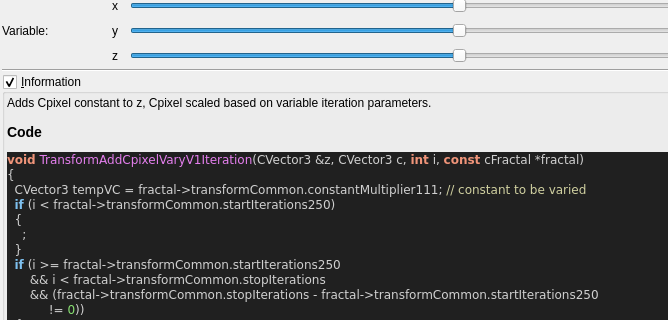
The window that mandelbulber2/qt_data/fractal_transf_add_cpixel_vary_v1.ui (buddhi1980/mandelbulber2) describes before a commit, drawn with Qt 5; both pictures show x 0 to 668 and y 108 to 428 of the 880 by 799 pixel window.
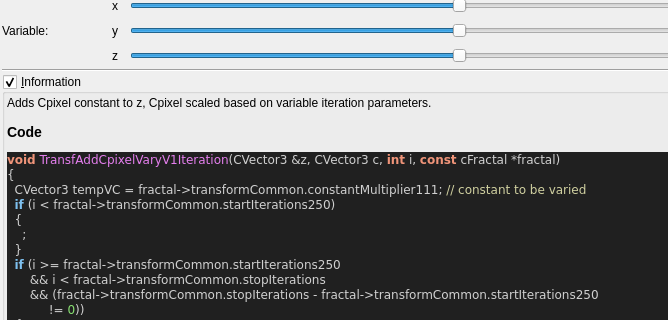
The same window after the commit. Custom widgets are drawn as their Qt base class.

```diff
--- a/mandelbulber2/qt_data/fractal_transf_add_cpixel_vary_v1.ui
+++ b/mandelbulber2/qt_data/fractal_transf_add_cpixel_vary_v1.ui
@@ -490,7 +490,7 @@
 &lt;/table&gt;
 &lt;h3&gt;Code&lt;/h3&gt;
 &lt;body style=&quot;background-color:#202020&quot;&gt;
-&lt;pre style=&quot;color:#d0d0d0; background-color:#202020;  font-family:'Courier New',monospace;&quot;&gt;&lt;span style=&quot;color:#f09479; font-weight:bold&quot;&gt;void&lt;/span&gt; &lt;span style=&quot;color:#e47eed&quot;&gt;TransformAddCpixelVaryV1Iteration&lt;/span&gt;&lt;span style=&quot;color:#d0d0d0&quot;&gt;(&lt;/span&gt;CVector3 &lt;span style=&quot;color:#d0d0d0&quot;&gt;&amp;amp;&lt;/span&gt;z&lt;span style=&quot;color:#d0d0d0&quot;&gt;,&lt;/span&gt; CVector3 c&lt;span style=&quot;color:#d0d0d0&quot;&gt;,&lt;/span&gt; &lt;span style=&quot;color:#f09479; font-weight:bold&quot;&gt;int&lt;/span&gt; i&lt;span style=&quot;color:#d0d0d0&quot;&gt;,&lt;/span&gt; &lt;span style=&quot;color:#f09479; font-weight:bold&quot;&gt;const&lt;/span&gt; cFractal &lt;span style=&quot;color:#d0d0d0&quot;&gt;*&lt;/span&gt;fractal&lt;span style=&quot;color:#d0d0d0&quot;&gt;)&lt;/span&gt;
+&lt;pre style=&quot;color:#d0d0d0; background-color:#202020;  font-family:'Courier New',monospace;&quot;&gt;&lt;span style=&quot;color:#f09479; font-weight:bold&quot;&gt;void&lt;/span&gt; &lt;span style=&quot;color:#e47eed&quot;&gt;TransfAddCpixelVaryV1Iteration&lt;/span&gt;&lt;span style=&quot;color:#d0d0d0&quot;&gt;(&lt;/span&gt;CVector3 &lt;span style=&quot;color:#d0d0d0&quot;&gt;&amp;amp;&lt;/span&gt;z&lt;span style=&quot;color:#d0d0d0&quot;&gt;,&lt;/span&gt; CVector3 c&lt;span style=&quot;color:#d0d0d0&quot;&gt;,&lt;/span&gt; &lt;span style=&quot;color:#f09479; font-weight:bold&quot;&gt;int&lt;/span&gt; i&lt;span style=&quot;color:#d0d0d0&quot;&gt;,&lt;/span&gt; &lt;span style=&quot;color:#f09479; font-weight:bold&quot;&gt;const&lt;/span&gt; cFractal &lt;span style=&quot;color:#d0d0d0&quot;&gt;*&lt;/span&gt;fractal&lt;span style=&quot;color:#d0d0d0&quot;&gt;)&lt;/span&gt;
 &lt;span style=&quot;color:#d0d0d0&quot;&gt;{&lt;/span&gt;
   CVector3 tempVC &lt;span style=&quot;color:#d0d0d0&quot;&gt;=&lt;/span&gt; fractal&lt;span style=&quot;color:#d0d0d0&quot;&gt;-&amp;gt;&lt;/span&gt;transformCommon&lt;span style=&quot;color:#d0d0d0&quot;&gt;.&lt;/span&gt;constantMultiplier111&lt;span style=&quot;color:#d0d0d0&quot;&gt;;&lt;/span&gt; &lt;span style=&quot;color:#d0d0a0&quot;&gt;// constant to be varied&lt;/span&gt;
   &lt;span style=&quot;color:#7ec0ee; font-weight:bold&quot;&gt;if&lt;/span&gt; &lt;span style=&quot;color:#d0d0d0&quot;&gt;(&lt;/span&gt;i &lt;span style=&quot;color:#d0d0d0&quot;&gt;&amp;lt;&lt;/span&gt; fractal&lt;span style=&quot;color:#d0d0d0&quot;&gt;-&amp;gt;&lt;/span&gt;transformCommon&lt;span style=&quot;color:#d0d0d0&quot;&gt;.&lt;/span&gt;startIterations250&lt;span style=&quot;color:#d0d0d0&quot;&gt;)&lt;/span&gt;
```
Left out of the diff: 4 changed lines with no effect on the pictures.
